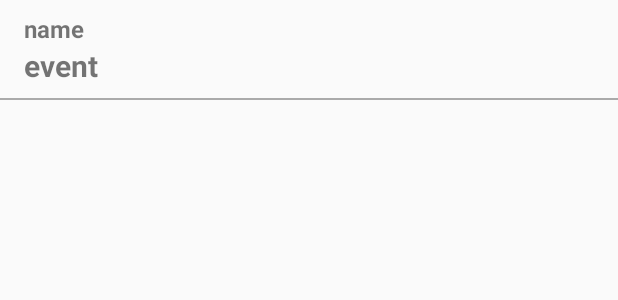
After one commit to m-phanat/sms-received-sample, an Android app: the layout item_message_sms.xml on its own in the app's theme, with its tools: preview values and no code run, on a phone screen of 412 x 824 dp. The commit adds this screen. Shown: the top 300 px of the screen. Run offline under Robolectric (Android 15) with nearby library versions, the phone set to English and light mode, and no system bars.

Commit message:
fix item and gradle

```diff
--- a/app/src/main/java/com/panat/mvvm/retrofit/adapter/SmsListAdapter.kt
+++ b/app/src/main/java/com/panat/mvvm/retrofit/adapter/SmsListAdapter.kt
@@ -5,7 +5,7 @@ import android.content.Context
 import android.view.LayoutInflater
 import android.view.ViewGroup
 import androidx.recyclerview.widget.RecyclerView
-import com.panat.mvvm.retrofit.databinding.ItemEventsBinding
+import com.panat.mvvm.retrofit.databinding.ItemMessageSmsBinding
 import com.panat.mvvm.retrofit.model.SmsItems
 
 class SmsListAdapter(private val context: Context) :
@@ -19,14 +19,14 @@ class SmsListAdapter(private val context: Context) :
 
     override fun onCreateViewHolder(parent: ViewGroup, viewType: Int): SmsListViewHolder {
         val inflater = LayoutInflater.from(parent.context)
-        val binding = ItemEventsBinding.inflate(inflater, parent, false)
+        val binding = ItemMessageSmsBinding.inflate(inflater, parent, false)
         return SmsListViewHolder(binding)
     }
 
     override fun onBindViewHolder(holder: SmsListViewHolder, position: Int) =
         holder.bind(items[position])
 
-    class SmsListViewHolder(private val binding: ItemEventsBinding) :
+    class SmsListViewHolder(private val binding: ItemMessageSmsBinding) :
         RecyclerView.ViewHolder(binding.root) {
 
         private val context: Context = binding.root.context
--- /dev/null
+++ b/app/src/main/res/layout/item_message_sms.xml
@@ -0,0 +1,44 @@
+<?xml version="1.0" encoding="utf-8"?>
+
+<androidx.constraintlayout.widget.ConstraintLayout xmlns:android="http://schemas.android.com/apk/res/android"
+    xmlns:app="http://schemas.android.com/apk/res-auto"
+    xmlns:tools="http://schemas.android.com/tools"
+    android:layout_width="match_parent"
+    android:layout_height="wrap_content"
+    android:orientation="vertical">
+
+    <TextView
+        android:id="@+id/name"
+        android:layout_width="0dp"
+        android:layout_height="wrap_content"
+        android:layout_marginStart="16dp"
+        android:layout_marginTop="8dp"
+        android:layout_marginEnd="16dp"
+        android:textSize="16sp"
+        android:textStyle="bold"
+        app:layout_constraintEnd_toEndOf="parent"
+        app:layout_constraintStart_toStartOf="parent"
+        app:layout_constraintTop_toTopOf="parent"
+        tools:text="name" />
+
+    <TextView
+        android:id="@+id/event"
+        android:layout_width="0dp"
+        android:layout_height="wrap_content"
+        android:textSize="20sp"
+        android:textStyle="bold"
+        app:layout_constraintEnd_toEndOf="@+id/name"
+        app:layout_constraintStart_toStartOf="@+id/name"
+        app:layout_constraintTop_toBottomOf="@+id/name"
+        tools:text="event" />
+
+    <View
+        android:layout_width="0dp"
+        android:layout_height="1dp"
+        android:layout_marginTop="8dp"
+        android:background="@android:color/darker_gray"
+        app:layout_constraintEnd_toEndOf="parent"
+        app:layout_constraintStart_toStartOf="parent"
+        app:layout_constraintTop_toBottomOf="@id/event" />
+
+</androidx.constraintlayout.widget.ConstraintLayout>
--- a/build.gradle
+++ b/build.gradle
@@ -1,14 +1,14 @@
 // Top-level build file where you can add configuration options common to all sub-projects/modules.
 
 buildscript {
-    ext.kotlin_version = '1.3.50'
+    ext.kotlin_version = '1.3.72'
     repositories {
         google()
         jcenter()
 
     }
     dependencies {
-        classpath 'com.android.tools.build:gradle:3.5.3'
+        classpath 'com.android.tools.build:gradle:4.0.0'
         classpath "org.jetbrains.kotlin:kotlin-gradle-plugin:$kotlin_version"
         // NOTE: Do not place your application dependencies here; they belong
         // in the individual module build.gradle files
```
Also changed, not shown: app/build.gradle (+32 -11 lines), app/src/main/res/layout/item_events.xml (deleted, +0 -47 lines), gradle/wrapper/gradle-wrapper.properties.
